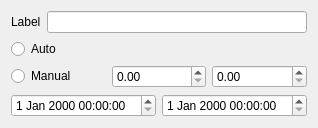
This is axisconfig.ui in koshi8bit/lib as Qt 5 draws it before an edit. The edited form follows.
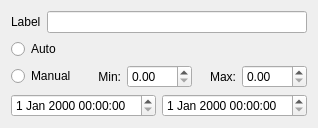
This is the edited form.

```diff
--- a/axisconfig.ui
+++ b/axisconfig.ui
@@ -47,10 +47,44 @@
         </widget>
        </item>
        <item>
-        <widget class="QDoubleSpinBox" name="doubleSpinBox"/>
+        <widget class="QLabel" name="labelMin">
+         <property name="text">
+          <string>Min:</string>
+         </property>
+         <property name="alignment">
+          <set>Qt::AlignRight|Qt::AlignTrailing|Qt::AlignVCenter</set>
+         </property>
+        </widget>
        </item>
        <item>
-        <widget class="QDoubleSpinBox" name="doubleSpinBox_2"/>
+        <widget class="QDoubleSpinBox" name="doubleSpinBoxMin">
+         <property name="minimumSize">
+          <size>
+           <width>65</width>
+           <height>0</height>
+          </size>
+         </property>
+        </widget>
+       </item>
+       <item>
+        <widget class="QLabel" name="labelMax">
+         <property name="text">
+          <string>Max:</string>
+         </property>
+         <property name="alignment">
+          <set>Qt::AlignRight|Qt::AlignTrailing|Qt::AlignVCenter</set>
+         </property>
+        </widget>
+       </item>
+       <item>
+        <widget class="QDoubleSpinBox" name="doubleSpinBoxMax">
+         <property name="minimumSize">
+          <size>
+           <width>65</width>
+           <height>0</height>
+          </size>
+         </property>
+        </widget>
        </item>
       </layout>
      </item>
```
Left out of the diff: 12 changed lines with no effect on the pictures.
